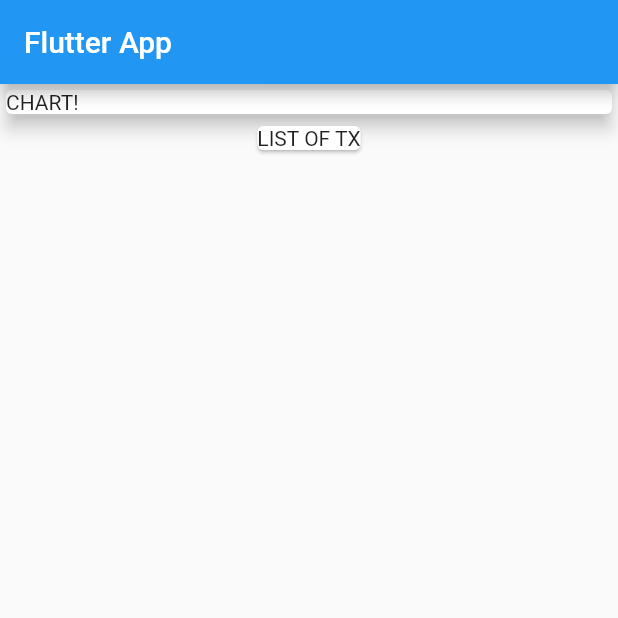
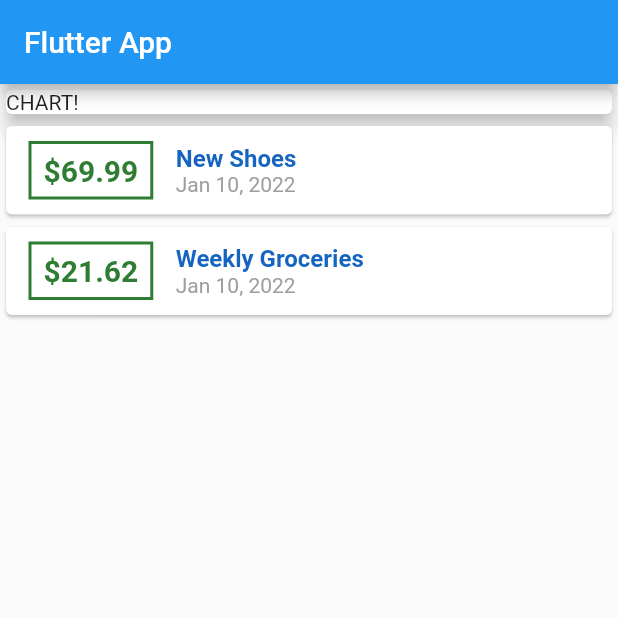
Before and after one commit to gmilic/flutter_expense_tracker, a Flutter app: the screen it shows after launch, on a phone screen of 412 x 824 dp, the top half of it. Run offline on Flutter 3.47's test engine with Material 2 defaults, Android fonts, the phone set to English and light mode, and no system bars.

Commit message:
Lesson-83

```diff
--- a/lib/main.dart
+++ b/lib/main.dart
@@ -1,4 +1,7 @@
 import 'package:flutter/material.dart';
+import 'package:intl/intl.dart';
+
+import './transaction.dart';
 
 void main() => runApp(MyApp());
 
@@ -13,6 +16,16 @@ class MyApp extends StatelessWidget {
 }
 
 class MyHomePage extends StatelessWidget {
+  final List<Transaction> transactions = [
+    Transaction(
+        id: 't1', title: 'New Shoes', amount: 69.99, date: DateTime.now()),
+    Transaction(
+        id: 't2',
+        title: 'Weekly Groceries',
+        amount: 21.62,
+        date: DateTime.now()),
+  ];
+
   @override
   Widget build(BuildContext context) {
     return Scaffold(
@@ -28,8 +41,51 @@ class MyHomePage extends StatelessWidget {
             ),
             width: double.infinity,
           ),
-          Card(
-            child: Text('LIST OF TX'),
+          Column(
+            children: transactions.map((tx) {
+              return Card(
+                  child: Row(children: <Widget>[
+                Container(
+                  margin: EdgeInsets.symmetric(
+                    vertical: 10,
+                    horizontal: 15,
+                  ),
+                  decoration: BoxDecoration(
+                      border: Border.all(
+                    color: Colors.green[800],
+                    width: 2,
+                  )),
+                  padding: EdgeInsets.symmetric(
+                    horizontal: 8,
+                    vertical: 6,
+                  ),
+                  child: Text(
+                    '\$${tx.amount}',
+                    style: TextStyle(
+                        fontWeight: FontWeight.bold,
+                        fontSize: 20,
+                        color: Colors.green[800]),
+                  ),
+                ),
+                Column(children: <Widget>[
+                  Text(
+                    tx.title,
+                    style: TextStyle(
+                      fontWeight: FontWeight.bold,
+                      fontSize: 16,
+                      color: Colors.blue[800],
+                    ),
+                  ),
+                  Text(
+                    DateFormat.yMMMd().format(tx.date),
+                    style: TextStyle(
+                      color: Colors.grey,
+                      fontSize: 14,
+                    ),
+                  ),
+                ], crossAxisAlignment: CrossAxisAlignment.start),
+              ]));
+            }).toList(),
           )
         ],
       ),
--- /dev/null
+++ b/lib/transaction.dart
@@ -0,0 +1,15 @@
+import 'package:flutter/foundation.dart';
+
+class Transaction {
+  final String id;
+  final String title;
+  final double amount;
+  final DateTime date;
+
+  Transaction({
+    @required this.id,
+    @required this.title,
+    @required this.amount,
+    @required this.date,
+  });
+}
--- a/pubspec.yaml
+++ b/pubspec.yaml
@@ -18,12 +18,12 @@ publish_to: 'none' # Remove this line if you wish to publish to pub.dev
 version: 1.0.0+1
 
 environment:
-  sdk: ">=2.11.0 <3.0.0"
+  sdk: '>=2.11.0 <3.0.0'
 
 dependencies:
   flutter:
     sdk: flutter
-
+  intl: ^0.17.0
 
   # The following adds the Cupertino Icons font to your application.
   # Use with the CupertinoIcons class for iOS style icons.
@@ -38,7 +38,6 @@ dev_dependencies:
 
 # The following section is specific to Flutter.
 flutter:
-
   # The following line ensures that the Material Icons font is
   # included with your application, so that you can use the icons in
   # the material Icons class.
```
Also changed, not shown: pubspec.lock.
